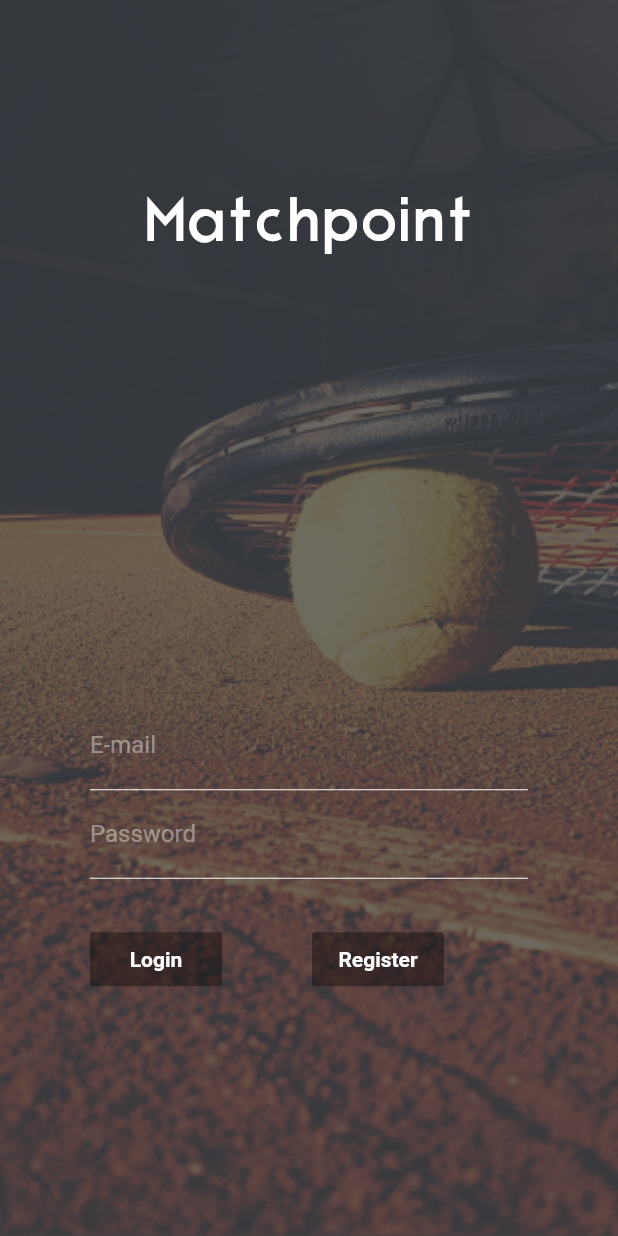
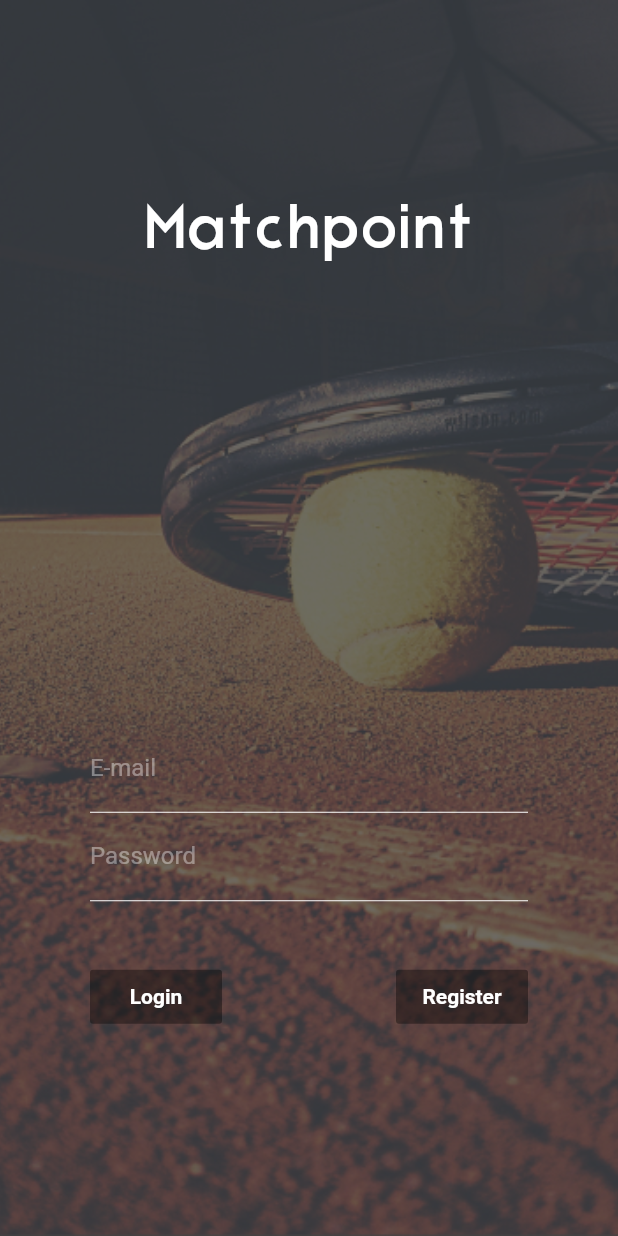
Before and after one commit to matchpoint-app/matchpointApp, a Flutter app: the screen it shows after launch, on a phone screen of 412 x 824 dp. Run offline on Flutter 3.47's test engine with Material 2 defaults, Android fonts, the phone set to English and light mode, and no system bars; our stand-ins replace cloud_firestore, firebase_auth, flutter_i18n, google_maps_flutter; missing offline and left inert: google_map_location_picker; accounts and stored records are empty.

Commit message:
alignment on buttons for login

```diff
--- a/lib/screens/authenticate/login.dart
+++ b/lib/screens/authenticate/login.dart
@@ -121,25 +121,24 @@ class _LoginState extends State<Login> {
                 ),
               ),
             ),
-            Row(
+            Padding(
+                padding: EdgeInsets.fromLTRB(60, 40, 60, 0),
+                child: Row(
+                  mainAxisSize: MainAxisSize.max,
+                  mainAxisAlignment: MainAxisAlignment.spaceBetween,
                   children: <Widget>[
-                Padding(
-                  padding: const EdgeInsets.symmetric(
-                      horizontal: 60.0, vertical: 30),
-                  child: FlatButton(
+                    FlatButton(
                       disabledColor: Colors.black38,
                       onPressed: _isLoading ? null : submit,
                       color: Colors.black38,
                       padding: EdgeInsets.all(10),
-                    child: Text(FlutterI18n.translate(context, "common.login"),
+                      child: Text(
+                          FlutterI18n.translate(context, "common.login"),
                           style: TextStyle(
-                            color: Colors.white, fontWeight: FontWeight.bold)),
+                              color: Colors.white,
+                              fontWeight: FontWeight.bold)),
                     ),
-                ),
-                Padding(
-                  padding:
-                      const EdgeInsets.symmetric(horizontal: 0.0, vertical: 10),
-                  child: FlatButton(
+                    FlatButton(
                       onPressed: () => _isLoading
                           ? null
                           : Navigator.of(context)
@@ -149,11 +148,11 @@ class _LoginState extends State<Login> {
                       child: Text(
                           FlutterI18n.translate(context, "common.register"),
                           style: TextStyle(
-                            color: Colors.white, fontWeight: FontWeight.bold)),
-                  ),
+                              color: Colors.white,
+                              fontWeight: FontWeight.bold)),
                     ),
                   ],
-            ),
+                )),
           ],
         ),
       ],
```
Lines whose indentation alone changed are shown as unchanged.
